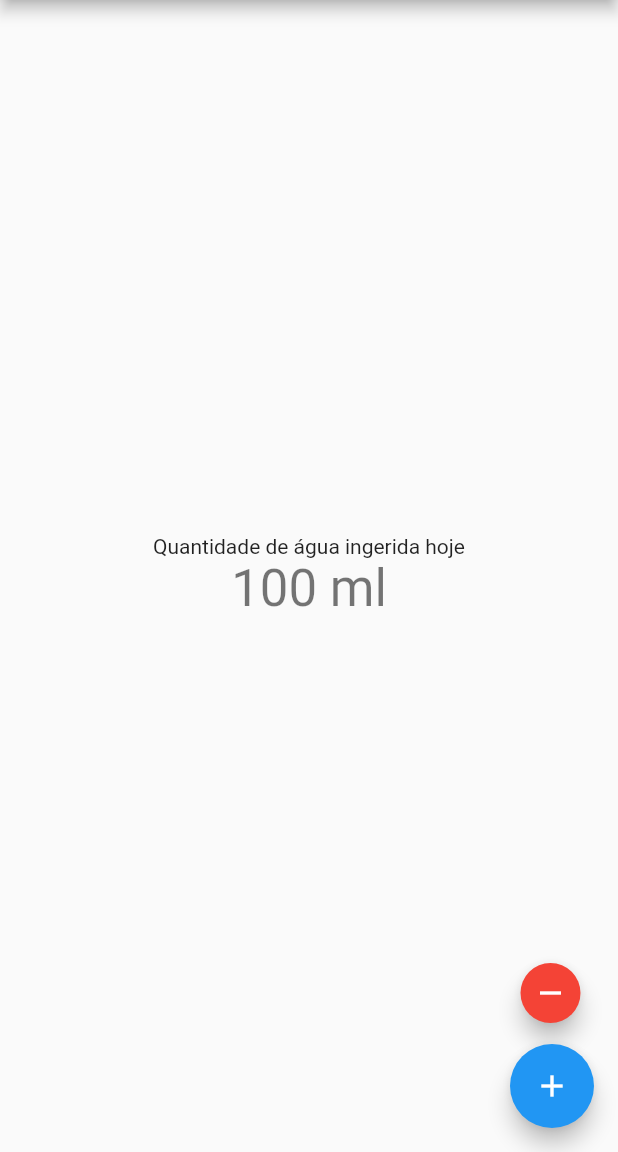
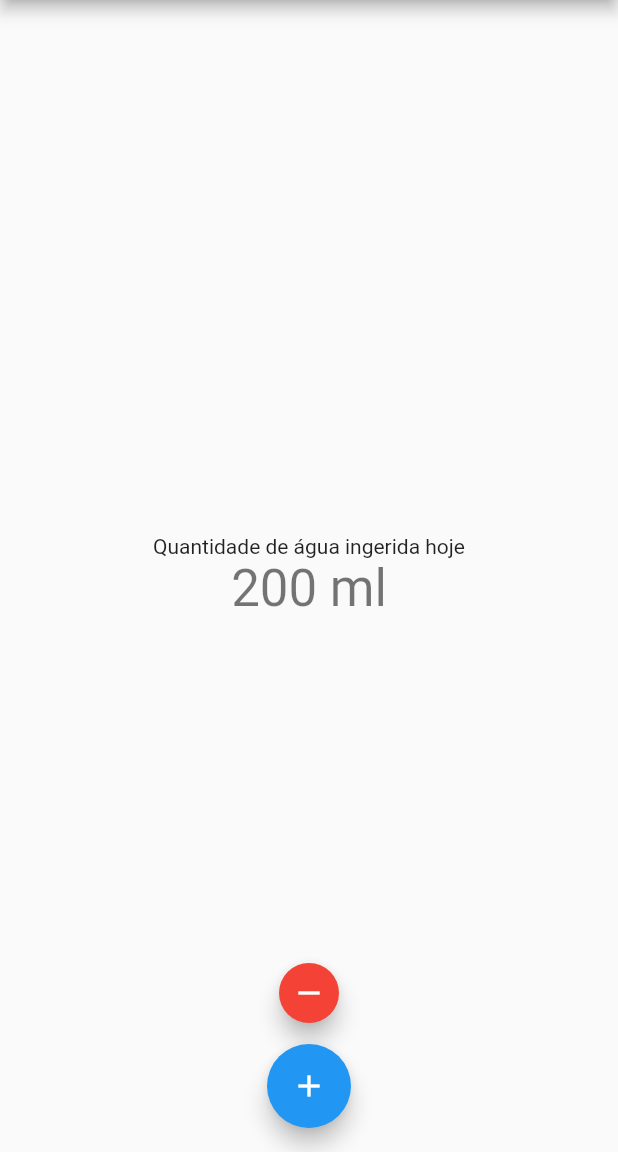
Before and after one commit to wilmarques/drink-water, a Flutter app: the screen it shows after launch, after a tap on the "add" icon, on a phone screen of 412 x 824 dp, the part 84-1236 px from its top. Run offline on Flutter 3.47's test engine with Material 2 defaults, Android fonts, the phone set to English and light mode, and no system bars; our stand-ins replace shared_preferences.

Commit message:
feat: 200ml as value and better button positioning

```diff
--- a/lib/main.dart
+++ b/lib/main.dart
@@ -31,6 +31,7 @@ class MyHomePage extends StatelessWidget {
   MyHomePage({Key? key, required this.title}) : super(key: key);
 
   final String title;
+  final int defaultIntakeValue = 200;
 
   @override
   Widget build(BuildContext context) {
@@ -54,17 +55,18 @@ class MyHomePage extends StatelessWidget {
           ],
         ),
       ),
-      floatingActionButton: Wrap(
-        direction: Axis.vertical,
+      floatingActionButtonLocation: FloatingActionButtonLocation.centerFloat,
+      floatingActionButton: Column(
+        mainAxisAlignment: MainAxisAlignment.end,
         children: [
           Container(
-            margin: EdgeInsets.only(bottom: 10, left: 3),
+            margin: EdgeInsets.only(bottom: 10),
             child: FloatingActionButton.small(
               onPressed: () {
                 final waterIntake = context.read<WaterIntake>();
-                waterIntake.decrease();
+                waterIntake.decrease(ammount: defaultIntakeValue);
               },
-              tooltip: 'Remover 100 ml',
+              tooltip: 'Remover $defaultIntakeValue ml',
               child: Icon(Icons.remove),
               backgroundColor: Colors.red,
             ),
@@ -73,9 +75,9 @@ class MyHomePage extends StatelessWidget {
             child: FloatingActionButton(
               onPressed: () {
                 final waterIntake = context.read<WaterIntake>();
-                waterIntake.increment();
+                waterIntake.increment(ammount: defaultIntakeValue);
               },
-              tooltip: 'Adicionar 100 ml',
+              tooltip: 'Adicionar $defaultIntakeValue ml',
               child: Icon(Icons.add),
             ),
           ),
```
